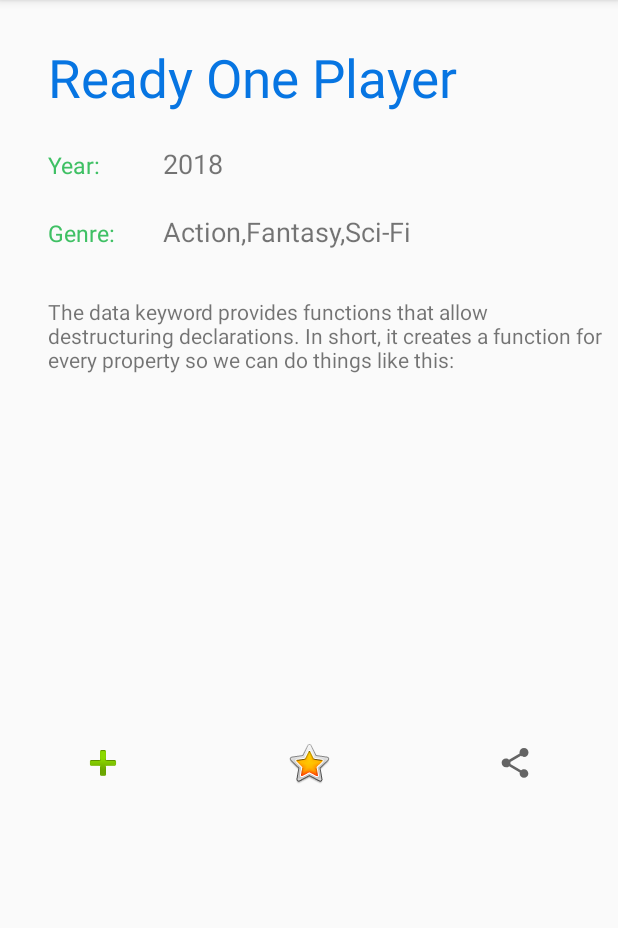
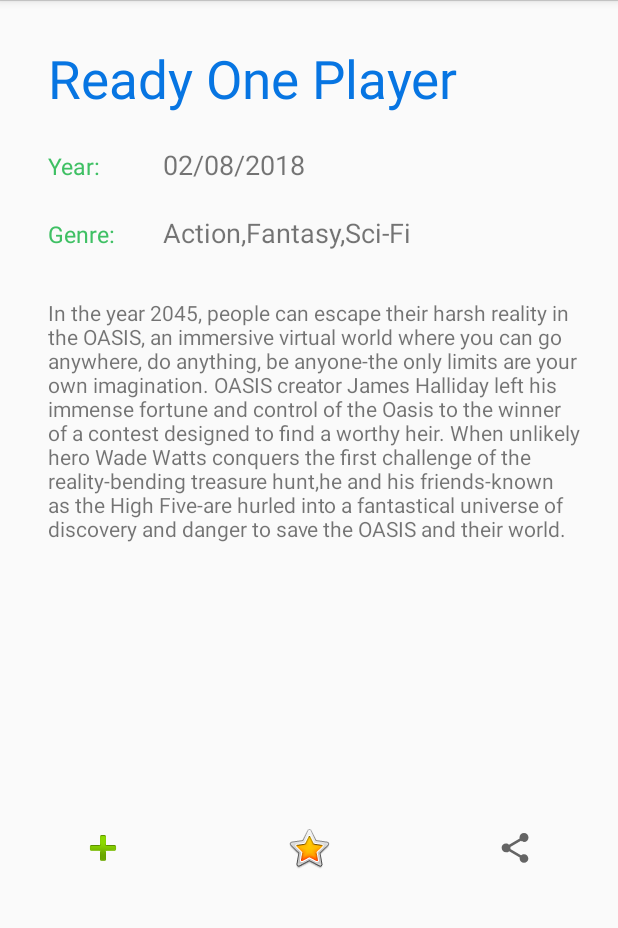
Before and after one commit to javigandia99/Kotlin-Movies-API, an Android app: the MovieDetailActivity screen opened directly, with no data from a screen before it, on a phone screen of 412 x 824 dp, the part 84-1012 px from its top. Run offline under Robolectric (Android 15) with nearby library versions, the phone set to English and light mode, and no system bars; our stand-ins replace Picasso; pictures from the network do not load.

```diff
--- a/app/build.gradle
+++ b/app/build.gradle
@@ -26,6 +26,7 @@ android {
 dependencies {
     implementation fileTree(dir: 'libs', include: ['*.jar'])
     implementation 'com.squareup.picasso:picasso:2.71828'
+    implementation 'androidx.recyclerview:recyclerview:1.0.0'
     implementation "org.jetbrains.kotlin:kotlin-stdlib-jdk7:$kotlin_version"
     implementation 'androidx.appcompat:appcompat:1.0.2'
     implementation 'androidx.core:core-ktx:1.0.2'
--- a/app/src/main/java/com/jgc/primeraapplicacion/Model/Movie.kt
+++ b/app/src/main/java/com/jgc/primeraapplicacion/Model/Movie.kt
@@ -1,10 +1,8 @@
 package com.jgc.primeraapplicacion.Model
-
-import android.media.Image
 
 data class Movie(
     val idMovie: Int,
-    val imageMovie: Int,
+    val imageMovie: String,
     val tittle: String,
     val release_date: String,
     val genreMovie: String,
--- a/app/src/main/java/com/jgc/primeraapplicacion/MovieDetailActivity.kt
+++ /dev/null
@@ -1,36 +0,0 @@
-package com.jgc.primeraapplicacion
-
-import androidx.appcompat.app.AppCompatActivity
-import android.os.Bundle
-import android.widget.TextView
-import com.jgc.primeraapplicacion.Model.Movie
-import kotlinx.android.synthetic.main.activity_movie_detail.*
-
-class MovieDetailActivity : AppCompatActivity() {
-
-    val movie = Movie(
-        idMovie = 1,
-        imageMovie = R.drawable.valentino_rossi,
-        tittle = "Ready One Player",
-        release_date = "2018",
-        genreMovie = "Action,Fantasy,Sci-Fi",
-        overview = "The data keyword provides functions that allow destructuring declarations. In short, it creates a function for every property so we can do things like this:"
-
-
-    )
-
-    override fun onCreate(savedInstanceState: Bundle?) {
-        super.onCreate(savedInstanceState)
-        setContentView(R.layout.activity_movie_detail)
-
-        with(movie) {
-        movie_tittle.text = tittle
-        yearvalue_tittle.text = release_date
-        genrevalue_tittle.text = genreMovie
-        description_tittle.text = overview
-    }
-
-    }
-
-
-}
--- /dev/null
+++ b/app/src/main/java/com/jgc/primeraapplicacion/Ui/MovieDetailActivity.kt
@@ -0,0 +1,64 @@
+package com.jgc.primeraapplicacion.Ui
+
+import androidx.appcompat.app.AppCompatActivity
+import android.os.Bundle
+import android.util.Log
+import com.jgc.primeraapplicacion.Model.Movie
+import com.jgc.primeraapplicacion.R
+import com.squareup.picasso.Picasso
+import kotlinx.android.synthetic.main.activity_movie_detail.*
+
+class MovieDetailActivity : AppCompatActivity() {
+    var tag = "MovieDetailAcitvity"
+    val movie = Movie(
+        idMovie = 1,
+        imageMovie = "https://sm.ign.com/ign_es/feature/r/ready-play/ready-player-one-138-easter-eggs-and-pop-culture-references_xtve.jpg",
+        tittle = "Ready One Player",
+        release_date = "02/08/2018",
+        genreMovie = "Action,Fantasy,Sci-Fi",
+        overview = "In the year 2045, people can escape their harsh reality in the OASIS, " +
+                "an immersive virtual world where you can go anywhere, do anything, be anyone-the only " +
+                "limits are your own imagination. OASIS creator James Halliday left his immense fortune" +
+                " and control of the Oasis to the winner of a contest designed to find a worthy heir. " +
+                "When unlikely hero Wade Watts conquers the first challenge of the reality-bending treasure hunt," +
+                "he and his friends-known as the High Five-are hurled into a fantastical universe of discovery and danger to save the OASIS and their world."
+
+    )
+
+    override fun onCreate(savedInstanceState: Bundle?) {
+        Log.e(tag, "onCreate()")
+        super.onCreate(savedInstanceState)
+        setContentView(R.layout.activity_movie_detail)
+
+        with(movie) {
+            movie_tittle.text = tittle
+            yearvalue_tittle.text = release_date
+            genrevalue_tittle.text = genreMovie
+            description_tittle.text = overview
+            Picasso.get().load(imageMovie).into(movieImageView)
+        }
+
+    }
+
+    override fun onStart() {
+        super.onStart()
+        Log.e(tag, "onStart()")
+    }
+
+    override fun onResume() {
+        super.onResume()
+        Log.e(tag, "onResume()")
+    }
+
+    override fun onStop() {
+        super.onStop()
+        Log.e(tag, "onStop()")
+    }
+
+    override fun onDestroy() {
+        super.onDestroy()
+        Log.e(tag, "onDestroy()")
+    }
+
+
+}
--- /dev/null
+++ b/app/src/main/java/com/jgc/primeraapplicacion/Ui/MoviesAdapter.kt
@@ -0,0 +1,6 @@
+package com.jgc.primeraapplicacion.Ui
+
+import androidx.recyclerview.widget.RecyclerView
+
+class MoviesAdapter   {
+}
--- a/app/src/main/java/com/jgc/primeraapplicacion/ProfileActivity.kt
+++ b/app/src/main/java/com/jgc/primeraapplicacion/Ui/ProfileActivity.kt
@@ -1,9 +1,10 @@
-package com.jgc.primeraapplicacion
+package com.jgc.primeraapplicacion.Ui
 
 import androidx.appcompat.app.AppCompatActivity
 import android.os.Bundle
 import android.widget.ImageView
 import android.widget.TextView
+import com.jgc.primeraapplicacion.R
 
 class ProfileActivity : AppCompatActivity() {
     private lateinit var nameText: TextView
--- a/app/src/main/res/layout/activity_main.xml
+++ b/app/src/main/res/layout/activity_main.xml
@@ -6,7 +6,7 @@
     android:layout_gravity="center"
     android:background="#5d5d5d"
     android:orientation="vertical"
-    tools:context=".MainActivity">
+    tools:context=".Ui.MainActivity">
 
     <TextView
         android:id="@+id/count_textview"
--- a/app/src/main/res/layout/activity_movie_detail.xml
+++ b/app/src/main/res/layout/activity_movie_detail.xml
@@ -4,7 +4,7 @@
     xmlns:tools="http://schemas.android.com/tools"
     android:layout_width="match_parent"
     android:layout_height="match_parent"
-    tools:context=".MovieDetailActivity">
+    tools:context=".Ui.MovieDetailActivity">
 
     <ImageView
         android:id="@+id/movieImageView"
--- a/app/src/main/res/layout/activity_profile.xml
+++ b/app/src/main/res/layout/activity_profile.xml
@@ -5,7 +5,7 @@
     android:layout_height="match_parent"
     android:layout_gravity="center_horizontal"
     android:orientation="vertical"
-    tools:context=".ProfileActivity">
+    tools:context=".Ui.ProfileActivity">
 
     <LinearLayout
         android:layout_width="match_parent"
```
Also changed, not shown: app/src/main/AndroidManifest.xml (+6 -3 lines), app/src/main/java/com/jgc/primeraapplicacion/Ui/MainActivity.kt (renamed from app/src/main/java/com/jgc/primeraapplicacion/MainActivity.kt, +6 -3 lines), app/src/main/java/com/jgc/primeraapplicacion/Ui/MovieListActivity.kt (added, +13 -0 lines), app/src/main/res/layout/activity_movie_list.xml (added, +9 -0 lines), 1 other file.
